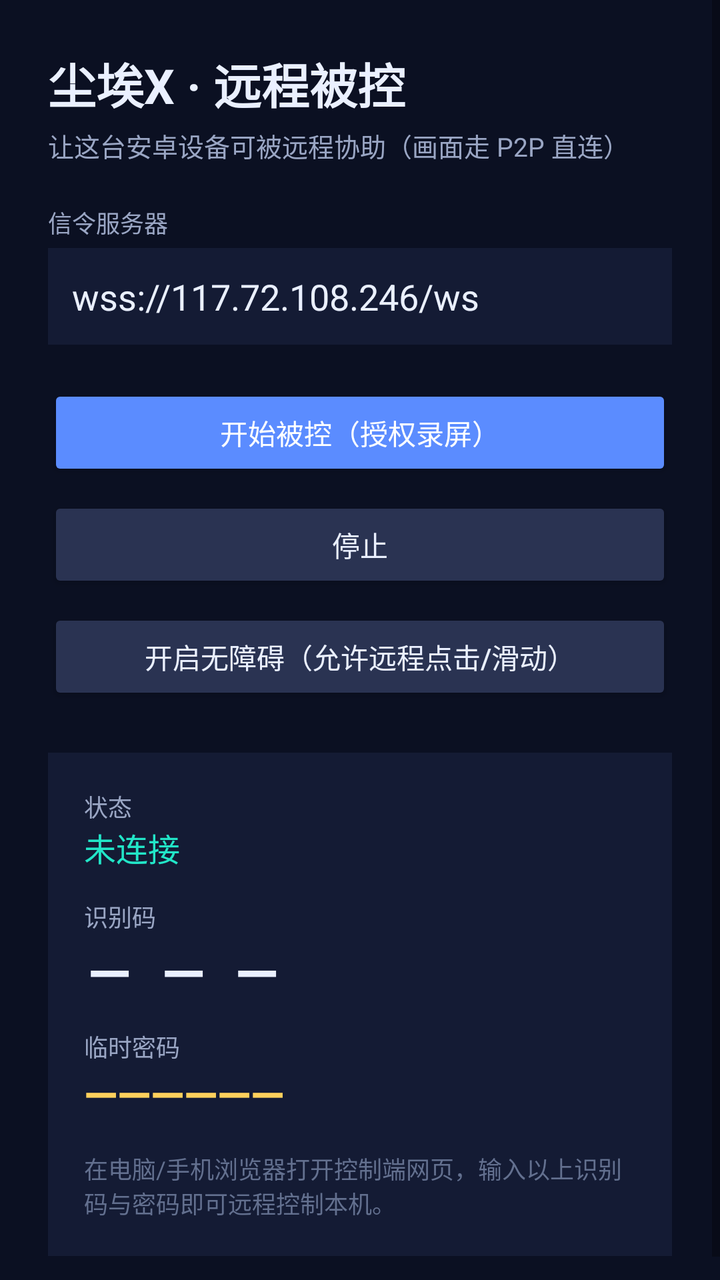
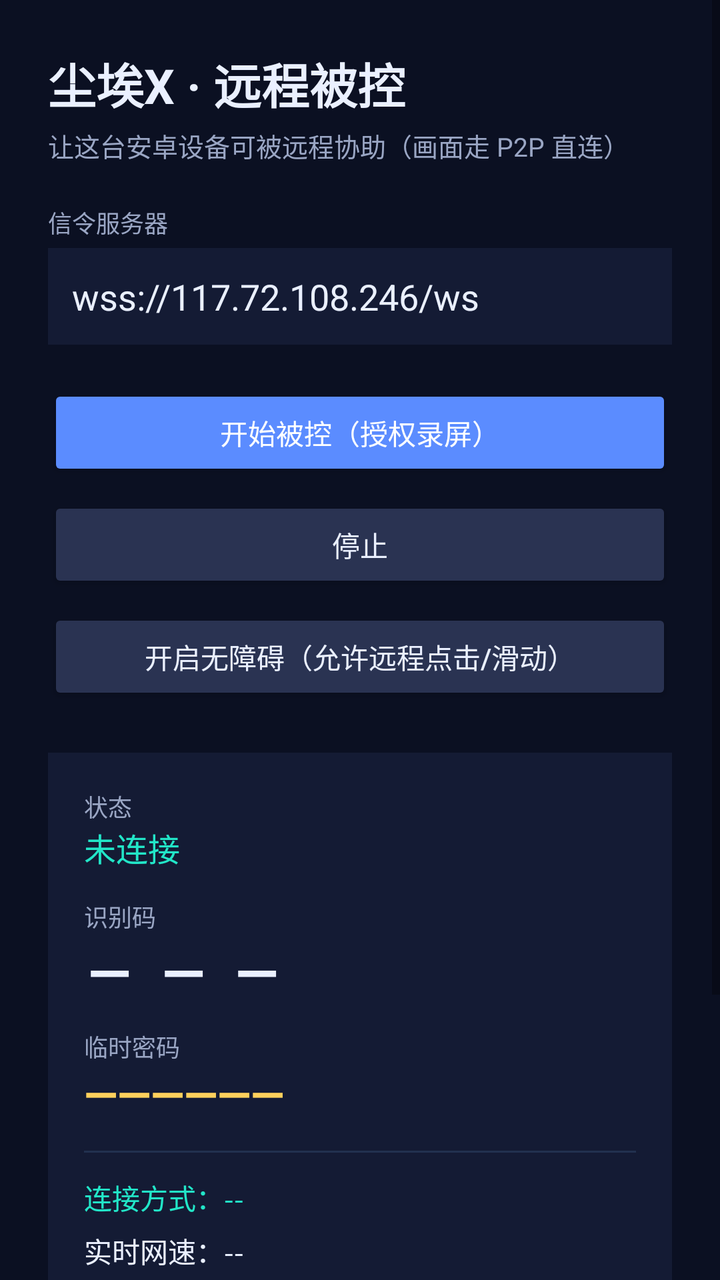

An Android layout rendered at two revisions. The XML below is the earlier revision; the diff shows what the commit changed to produce the second picture.
<!-- AndroidManifest.xml: application theme Theme.AppCompat.DayNight.NoActionBar -->
<!-- res/layout/activity_main.xml -->
<?xml version="1.0" encoding="utf-8"?>
<ScrollView xmlns:android="http://schemas.android.com/apk/res/android"
    android:layout_width="match_parent"
    android:layout_height="match_parent"
    android:background="#0B1022">

    <LinearLayout
        android:layout_width="match_parent"
        android:layout_height="wrap_content"
        android:orientation="vertical"
        android:padding="24dp">

        <TextView
            android:layout_width="wrap_content"
            android:layout_height="wrap_content"
            android:text="尘埃X · 远程被控"
            android:textColor="#EAF0FF"
            android:textSize="24sp"
            android:textStyle="bold" />

        <TextView
            android:layout_width="wrap_content"
            android:layout_height="wrap_content"
            android:layout_marginTop="4dp"
            android:text="让这台安卓设备可被远程协助（画面走 P2P 直连）"
            android:textColor="#9AA6C4"
            android:textSize="13sp" />

        <TextView
            android:layout_width="match_parent"
            android:layout_height="wrap_content"
            android:layout_marginTop="20dp"
            android:text="信令服务器"
            android:textColor="#9AA6C4"
            android:textSize="12sp" />

        <EditText
            android:id="@+id/server_url"
            android:layout_width="match_parent"
            android:layout_height="wrap_content"
            android:layout_marginTop="4dp"
            android:background="#141B34"
            android:padding="12dp"
            android:text="wss://117.72.108.246/ws"
            android:textColor="#EAF0FF"
            android:textColorHint="#63708F"
            android:inputType="textUri" />

        <Button
            android:id="@+id/btn_start"
            android:layout_width="match_parent"
            android:layout_height="wrap_content"
            android:layout_marginTop="20dp"
            android:backgroundTint="#5B8CFF"
            android:text="开始被控（授权录屏）"
            android:textColor="#FFFFFF" />

        <Button
            android:id="@+id/btn_stop"
            android:layout_width="match_parent"
            android:layout_height="wrap_content"
            android:layout_marginTop="8dp"
            android:backgroundTint="#2A3352"
            android:text="停止"
            android:textColor="#EAF0FF" />

        <Button
            android:id="@+id/btn_accessibility"
            android:layout_width="match_parent"
            android:layout_height="wrap_content"
            android:layout_marginTop="8dp"
            android:backgroundTint="#2A3352"
            android:text="开启无障碍（允许远程点击/滑动）"
            android:textColor="#EAF0FF" />

        <LinearLayout
            android:layout_width="match_parent"
            android:layout_height="wrap_content"
            android:layout_marginTop="24dp"
            android:background="#141B34"
            android:orientation="vertical"
            android:padding="18dp">

            <TextView
                android:layout_width="wrap_content"
                android:layout_height="wrap_content"
                android:text="状态"
                android:textColor="#9AA6C4"
                android:textSize="12sp" />

            <TextView
                android:id="@+id/status"
                android:layout_width="wrap_content"
                android:layout_height="wrap_content"
                android:text="未连接"
                android:textColor="#22E6C8"
                android:textSize="16sp" />

            <TextView
                android:layout_width="wrap_content"
                android:layout_height="wrap_content"
                android:layout_marginTop="14dp"
                android:text="识别码"
                android:textColor="#9AA6C4"
                android:textSize="12sp" />

            <TextView
                android:id="@+id/device_id"
                android:layout_width="wrap_content"
                android:layout_height="wrap_content"
                android:text="— — —"
                android:textColor="#EAF0FF"
                android:textSize="28sp"
                android:textStyle="bold"
                android:letterSpacing="0.15" />

            <TextView
                android:layout_width="wrap_content"
                android:layout_height="wrap_content"
                android:layout_marginTop="10dp"
                android:text="临时密码"
                android:textColor="#9AA6C4"
                android:textSize="12sp" />

            <TextView
                android:id="@+id/password"
                android:layout_width="wrap_content"
                android:layout_height="wrap_content"
                android:text="——————"
                android:textColor="#FFD15C"
                android:textSize="22sp"
                android:textStyle="bold" />

            <TextView
                android:layout_width="match_parent"
                android:layout_height="wrap_content"
                android:layout_marginTop="14dp"
                android:text="在电脑/手机浏览器打开控制端网页，输入以上识别码与密码即可远程控制本机。"
                android:textColor="#63708F"
                android:textSize="12sp" />
        </LinearLayout>
    </LinearLayout>
</ScrollView>
<!-- resources referenced by this layout -->
<resources>

</resources>

<!-- the commit's change to res/layout/activity_main.xml (unified diff, before → after) -->
@@ -131,11 +131,38 @@
                 android:textSize="22sp"
                 android:textStyle="bold" />
 
+            <View
+                android:layout_width="match_parent"
+                android:layout_height="1dp"
+                android:layout_marginTop="14dp"
+                android:background="#22314F" />
+
+            <TextView android:id="@+id/stat_method"
+                android:layout_width="wrap_content" android:layout_height="wrap_content"
+                android:layout_marginTop="12dp" android:text="连接方式：--"
+                android:textColor="#22E6C8" android:textSize="14sp" />
+            <TextView android:id="@+id/stat_speed"
+                android:layout_width="wrap_content" android:layout_height="wrap_content"
+                android:layout_marginTop="6dp" android:text="实时网速：--"
+                android:textColor="#EAF0FF" android:textSize="14sp" />
+            <TextView android:id="@+id/stat_session"
+                android:layout_width="wrap_content" android:layout_height="wrap_content"
+                android:layout_marginTop="6dp" android:text="本次流量：0 B"
+                android:textColor="#EAF0FF" android:textSize="14sp" />
+            <TextView android:id="@+id/stat_total"
+                android:layout_width="wrap_content" android:layout_height="wrap_content"
+                android:layout_marginTop="6dp" android:text="历史流量：0 B"
+                android:textColor="#EAF0FF" android:textSize="14sp" />
+            <TextView android:id="@+id/stat_latency"
+                android:layout_width="wrap_content" android:layout_height="wrap_content"
+                android:layout_marginTop="6dp" android:text="延迟：-- ms"
+                android:textColor="#FFD15C" android:textSize="14sp" />
+
             <TextView
                 android:layout_width="match_parent"
                 android:layout_height="wrap_content"
                 android:layout_marginTop="14dp"
-                android:text="在电脑/手机浏览器打开控制端网页，输入以上识别码与密码即可远程控制本机。"
+                android:text="在电脑/手机浏览器打开控制端网页，输入以上识别码与密码即可远程控制本机。画面走 WebRTC 视频编码(H.264/VP8)，30fps，≤720p。"
                 android:textColor="#63708F"
                 android:textSize="12sp" />
         </LinearLayout>
